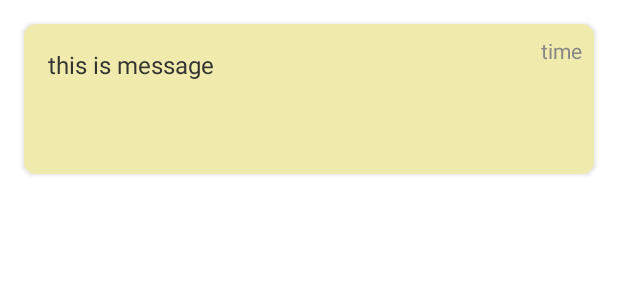
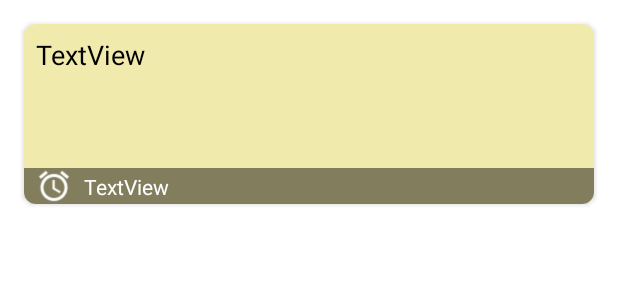
Before and after one commit to vaneseA/MyMemoApp, an Android app: the layout recycler_item.xml on its own in the app's theme, with its tools: preview values and no code run, on a phone screen of 412 x 824 dp. Shown: the top 300 px of the screen. Run offline under Robolectric (Android 15) with nearby library versions, the phone set to English and light mode, and no system bars.

Commit message:
recycler_item.xml 포맷변경

```diff
--- a/app/src/main/java/com/example/mymemoapp/DetailActivity.kt
+++ b/app/src/main/java/com/example/mymemoapp/DetailActivity.kt
@@ -7,6 +7,9 @@ import androidx.recyclerview.widget.LinearLayoutManager
 import com.google.firebase.database.*
 import com.google.firebase.database.R
 import kotlinx.android.synthetic.main.activity_detail.*
+import kotlinx.android.synthetic.main.activity_detail.input
+import kotlinx.android.synthetic.main.activity_detail.saveButton
+import kotlinx.android.synthetic.main.activity_write.*
 
 class DetailActivity : AppCompatActivity() {
     override fun onCreate(savedInstanceState: Bundle?) {
@@ -29,7 +32,7 @@ class DetailActivity : AppCompatActivity() {
                     snapshot?.let {
                         val post = it.getValue(Post::class.java)
                         post?.let {
-                            contentsText.text = post.message
+                            input.text = post.message
                         }
                     }
                 }
--- a/app/src/main/res/layout/activity_detail.xml
+++ b/app/src/main/res/layout/activity_detail.xml
@@ -36,7 +36,7 @@
     </com.google.android.material.appbar.MaterialToolbar>
 
     <TextView
-        android:id="@+id/contentsText"
+        android:id="@+id/input"
         android:layout_width="match_parent"
         android:layout_height="match_parent"
         android:layout_above="@id/memo_color"
--- a/app/src/main/res/layout/recycler_item.xml
+++ b/app/src/main/res/layout/recycler_item.xml
@@ -4,36 +4,87 @@
     xmlns:tools="http://schemas.android.com/tools"
     android:id="@+id/cardView"
     android:layout_width="match_parent"
-    android:layout_height="wrap_content"
-    app:cardCornerRadius="8dp"
-    android:layout_margin="16dp">
-    <RelativeLayout
-        android:id="@+id/containerView"
+    android:layout_height="120dp"
+    android:layout_margin="16dp"
+    app:cardCornerRadius="8dp">
+
+    <androidx.constraintlayout.widget.ConstraintLayout
         android:layout_width="match_parent"
-        android:layout_height="100dp"
-        android:background="@color/memo_001">
-        <TextView
-            android:id="@+id/timeTextView"
-            android:layout_width="wrap_content"
-            android:layout_height="wrap_content"
-            android:text="time"
-            android:textSize="14sp"
-            android:textColor="#ff888888"
-            android:layout_alignParentRight="true"
-            android:layout_marginTop="8dp"
-            android:layout_marginRight="8dp"/>
+        android:layout_height="match_parent">
+
+        <ImageView
+            android:id="@+id/backgrounColorImageView"
+            android:layout_width="0dp"
+            android:layout_height="160dp"
+            android:scaleType="centerCrop"
+            android:src="@color/memo_001"
+            app:layout_constraintBottom_toBottomOf="parent"
+            app:layout_constraintEnd_toEndOf="parent"
+            app:layout_constraintStart_toStartOf="parent"
+            app:layout_constraintTop_toTopOf="parent" />
 
         <TextView
             android:id="@+id/contentsText"
             android:layout_width="wrap_content"
             android:layout_height="wrap_content"
-            android:layout_marginLeft="16dp"
-            android:layout_marginTop="16dp"
-            android:layout_marginBottom="16dp"
-            android:text="this is message"
-            android:textColor="#ff333333"
-            android:textSize="16sp" />
-    </RelativeLayout>
+
+            android:ellipsize="end"
+            android:maxLines="4"
+            android:padding="8dp"
+            android:text="TextView"
+            android:textColor="@android:color/black"
+            android:textSize="18sp"
+            app:layout_constrainedHeight="true"
+            app:layout_constrainedWidth="true"
+            app:layout_constraintStart_toStartOf="parent"
+            app:layout_constraintTop_toTopOf="parent"
+            />
+
+        <androidx.constraintlayout.widget.Guideline
+            android:id="@+id/guideline1"
+            android:layout_width="wrap_content"
+            android:layout_height="wrap_content"
+            android:orientation="horizontal"
+            app:layout_constraintGuide_percent="0.8" />
+
+        <View
+            android:id="@+id/bottomBackground"
+            android:layout_width="0dp"
+            android:layout_height="0dp"
+            android:background="#77000000"
+            app:layout_constraintBottom_toBottomOf="@+id/backgrounColorImageView"
+            app:layout_constraintEnd_toEndOf="parent"
+            app:layout_constraintStart_toStartOf="parent"
+            app:layout_constraintTop_toTopOf="@+id/guideline1" />
+
+        <ImageView
+            android:id="@+id/clockImage"
+            android:layout_width="wrap_content"
+            android:layout_height="0dp"
+            android:layout_marginStart="8dp"
+            android:adjustViewBounds="true"
+            app:layout_constraintBottom_toBottomOf="parent"
+            app:layout_constraintStart_toStartOf="parent"
+            app:layout_constraintTop_toTopOf="@+id/guideline1"
+            app:layout_constraintVertical_bias="0.0"
+            app:srcCompat="@drawable/clock" />
+
+        <TextView
+            android:id="@+id/timeTextView"
+            android:layout_width="wrap_content"
+            android:layout_height="wrap_content"
+            android:layout_marginStart="8dp"
+            android:layout_marginLeft="8dp"
+            android:layout_marginTop="8dp"
+            android:layout_marginBottom="8dp"
+            android:text="TextView"
+            android:textColor="@android:color/white"
+            app:layout_constraintBottom_toBottomOf="@+id/clockImage"
+            app:layout_constraintStart_toEndOf="@+id/clockImage"
+            app:layout_constraintTop_toTopOf="@+id/clockImage" />
+
+
+    </androidx.constraintlayout.widget.ConstraintLayout>
 
 
 </androidx.cardview.widget.CardView>
--- a/app/src/main/res/values/themes.xml
+++ b/app/src/main/res/values/themes.xml
@@ -18,4 +18,5 @@
         <item name="colorControlNormal">@color/main_001</item>
     </style>
 
+
 </resources>
```
Also changed, not shown: app/src/main/java/com/example/mymemoapp/MainActivity.kt (+9 -5 lines), app/src/main/java/com/example/mymemoapp/Memo.kt (added, +7 -0 lines), app/src/main/java/com/example/mymemoapp/WriteActivity.kt (+47 -23 lines), app/src/main/res/drawable-v24/clock.png (added).
